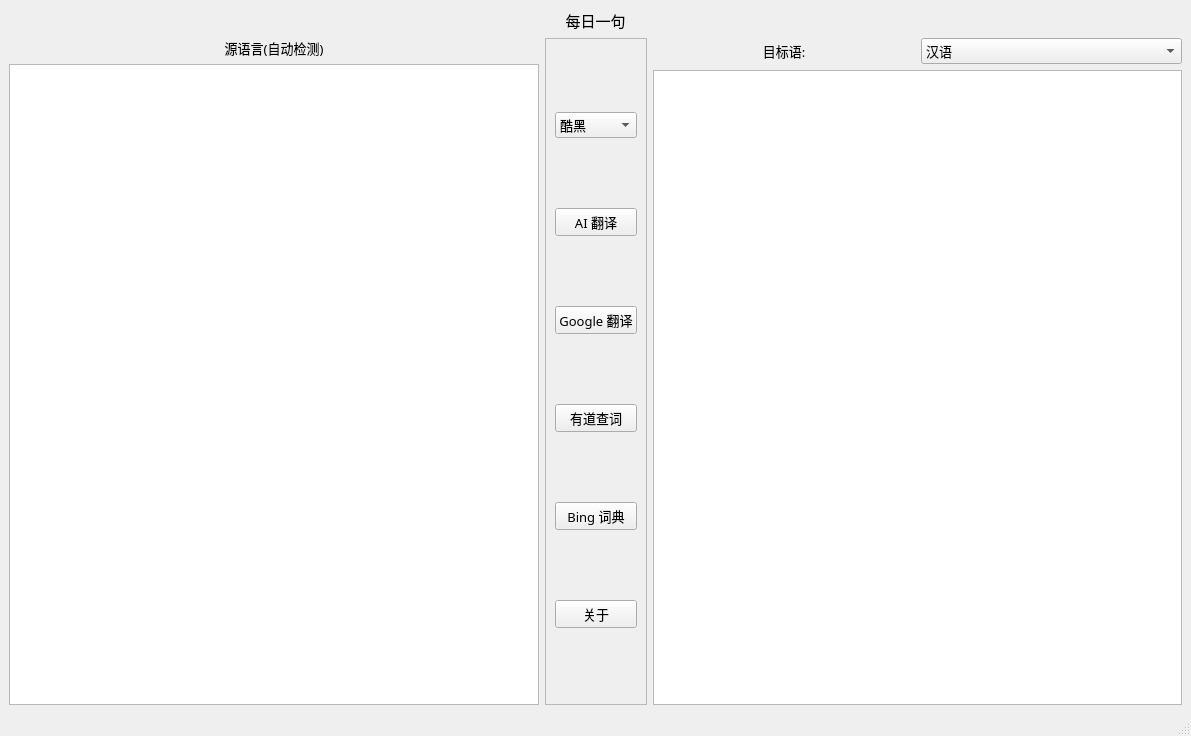
Above: MainFrame.ui from lsldragon/AITranslator before the change. Below: the same form after it.
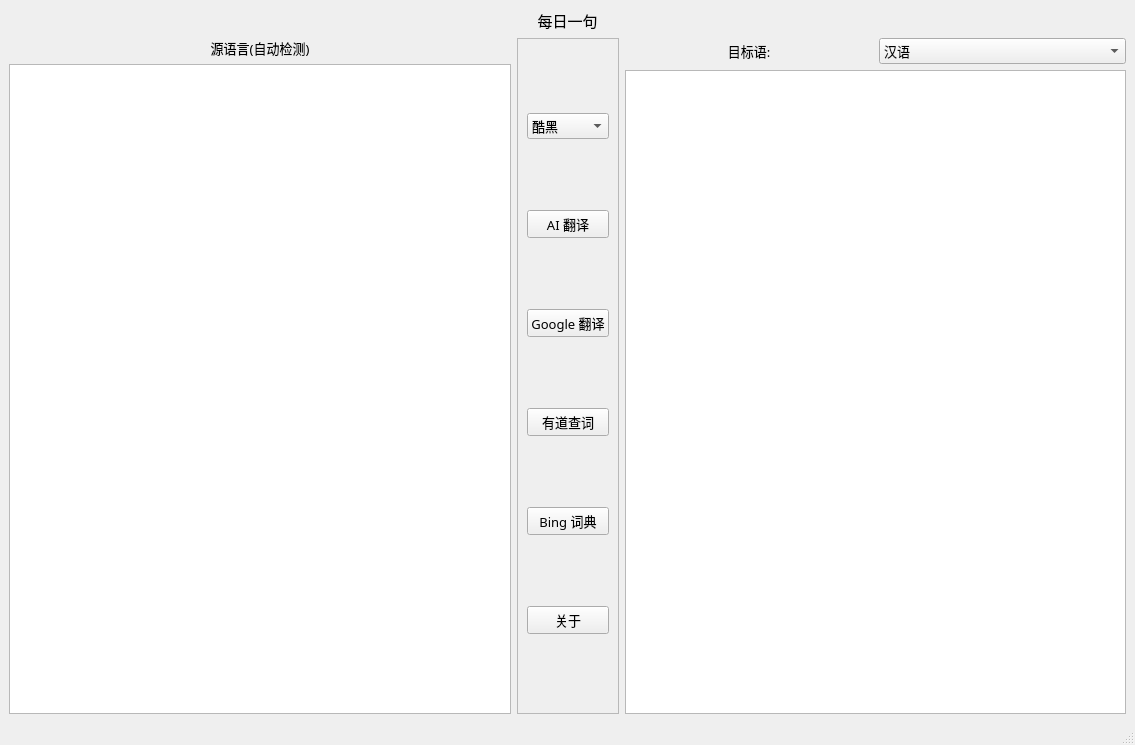
That is the form after the change. Icons and pictures are not drawn.

Commit message: AI Translate update

The edit to the form file:
```diff
--- a/MainFrame.ui
+++ b/MainFrame.ui
@@ -6,10 +6,16 @@
    <rect>
     <x>0</x>
     <y>0</y>
-    <width>1191</width>
-    <height>736</height>
+    <width>1135</width>
+    <height>745</height>
    </rect>
   </property>
+  <property name="minimumSize">
+   <size>
+    <width>550</width>
+    <height>500</height>
+   </size>
+  </property>
   <property name="windowTitle">
    <string>AITranslator  v1.0</string>
   </property>
@@ -99,7 +105,7 @@
                <x>0</x>
                <y>0</y>
                <width>155</width>
-               <height>647</height>
+               <height>656</height>
               </rect>
              </property>
              <layout class="QVBoxLayout" name="verticalLayout_4">
```
Left out of the diff: 2 changed lines with no effect on the pictures. The commit also changes 2 other files.
